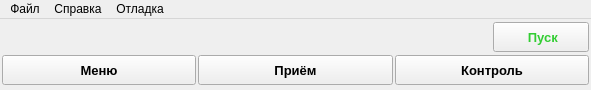
First picture: the form in zMenu/src/FMain.ui, repository Zurg-13/cpp, before the edit.
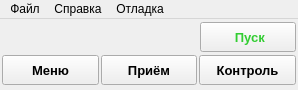
Second picture: the form after the edit.

```diff
--- a/zMenu/src/FMain.ui
+++ b/zMenu/src/FMain.ui
@@ -6,7 +6,7 @@
    <rect>
     <x>0</x>
     <y>0</y>
-    <width>591</width>
+    <width>298</width>
     <height>90</height>
    </rect>
   </property>
@@ -171,7 +171,7 @@
     <rect>
      <x>0</x>
      <y>0</y>
-     <width>591</width>
+     <width>298</width>
      <height>20</height>
     </rect>
    </property>
```
